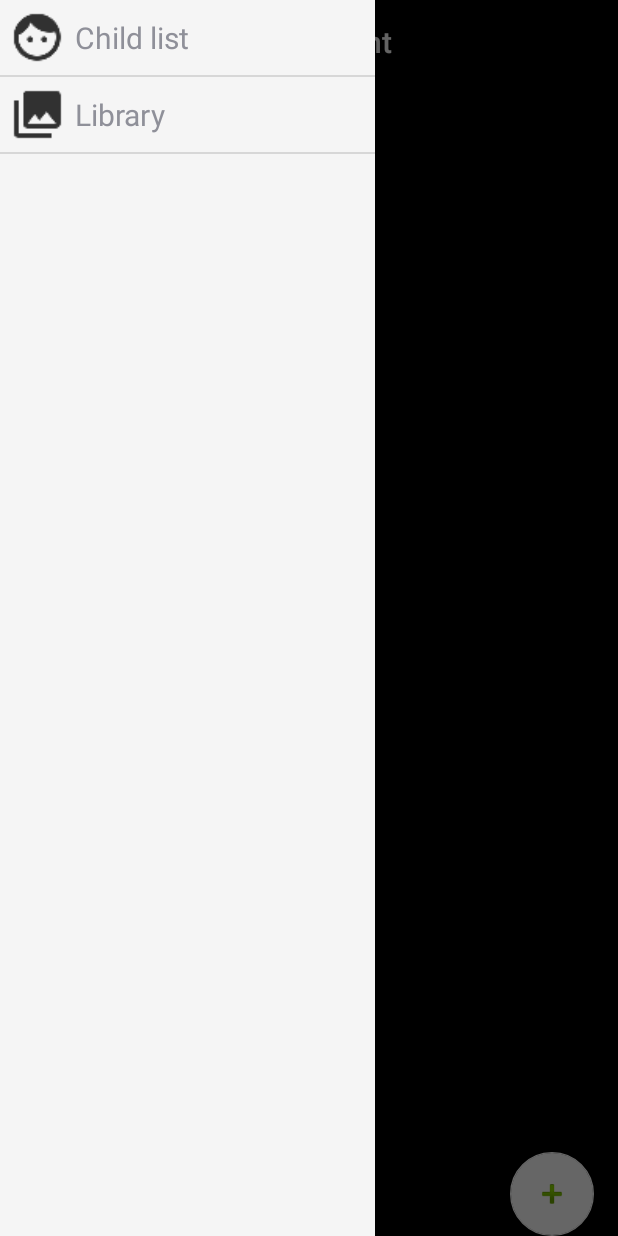
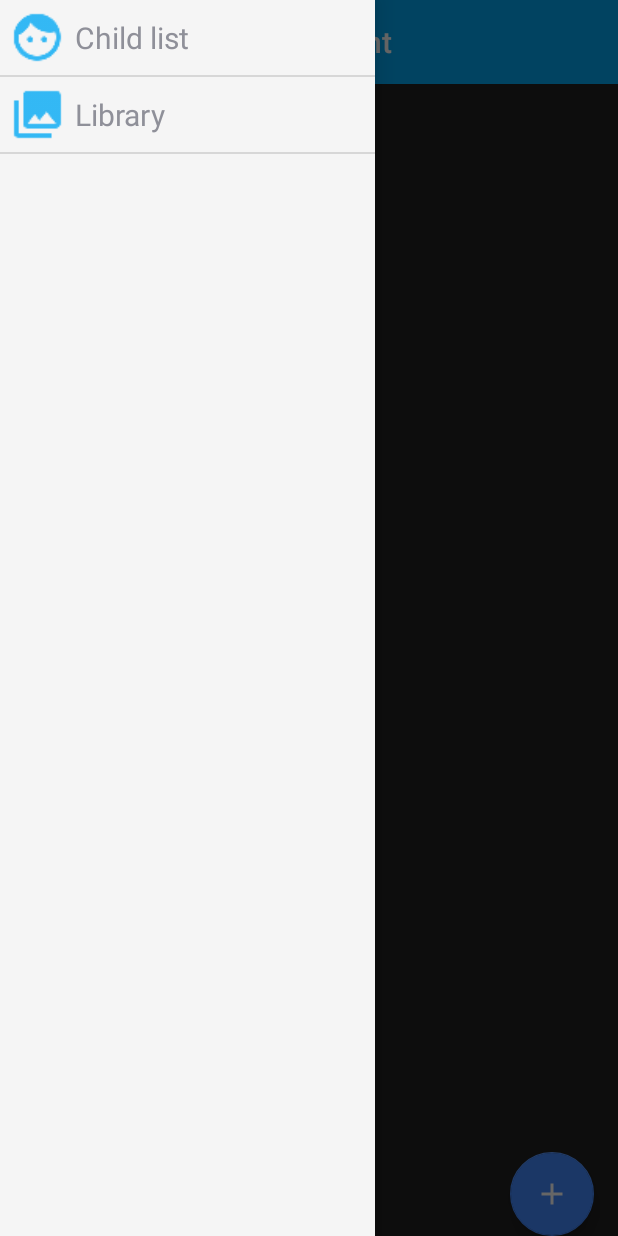
Before and after one commit to Adaok/ComAutis, an Android app: the screen it shows after launch (ChooseChildActivity), with the side drawer open, on a phone screen of 412 x 824 dp. Run offline under Robolectric (Android 15) with nearby library versions, the phone set to English and light mode, and no system bars.

Commit message:
Change Color theme app

```diff
--- a/ComAutis/app/src/main/res/layout/activity_base.xml
+++ b/ComAutis/app/src/main/res/layout/activity_base.xml
@@ -16,7 +16,7 @@
             android:layout_height="?actionBarSize"
             app:theme="@style/ThemeOverlay.AppCompat.Dark.ActionBar"
 
-            android:background="@color/black"/>
+            android:background="@color/colorPrimary"/>
         <FrameLayout
             android:id="@+id/activity_content"
             android:layout_width="match_parent"
--- a/ComAutis/app/src/main/res/layout/activity_choose_child.xml
+++ b/ComAutis/app/src/main/res/layout/activity_choose_child.xml
@@ -20,7 +20,7 @@
         android:layout_width="wrap_content"
         android:layout_height="wrap_content"
         android:layout_margin="@dimen/fab_margin"
-        android:src="@android:drawable/ic_input_add"
+        android:src="@mipmap/ic_add_white_48dp"
         android:layout_alignParentRight="true"
         android:layout_alignParentBottom="true"/>
 
--- a/ComAutis/app/src/main/res/values/colors.xml
+++ b/ComAutis/app/src/main/res/values/colors.xml
@@ -1,9 +1,10 @@
 <?xml version="1.0" encoding="utf-8"?>
 <resources>
-    <color name="colorPrimary">#000000</color>
-    <color name="colorPrimaryDark">#000000</color>
-    <color name="colorAccent">#FFFFFF</color>
-    <color name="black">#000000</color>
+    <color name="colorPrimary">#03A9F4</color>
+    <color name="colorPrimaryDark">#0288D1</color>
+    <color name="colorPrimaryLight">#B3E5FC</color>
+    <color name="colorAccent">#448AFF</color>
+    <color name="black">#212121</color>
     <color name="greyLight">#F5F5F5</color>
     <color name="white">#FFFFFF</color>
 </resources>
```
Also changed, not shown: ComAutis/app/src/main/res/mipmap-hdpi/ic_add_white_48dp.png (added), ComAutis/app/src/main/res/mipmap-mdpi/ic_add_white_48dp.png (added), ComAutis/app/src/main/res/mipmap-xhdpi/ic_add_white_48dp.png (added), ComAutis/app/src/main/res/mipmap-xxhdpi/ic_add_white_48dp.png (added), ComAutis/app/src/main/res/mipmap-xxxhdpi/ic_add_white_48dp.png (added).
